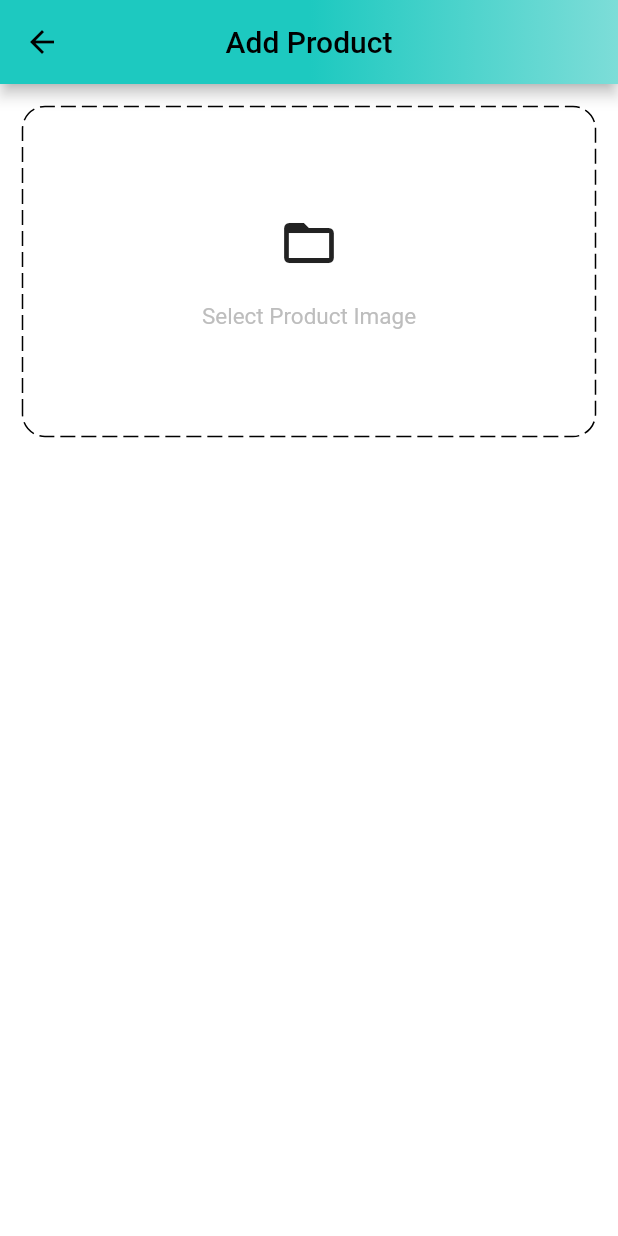
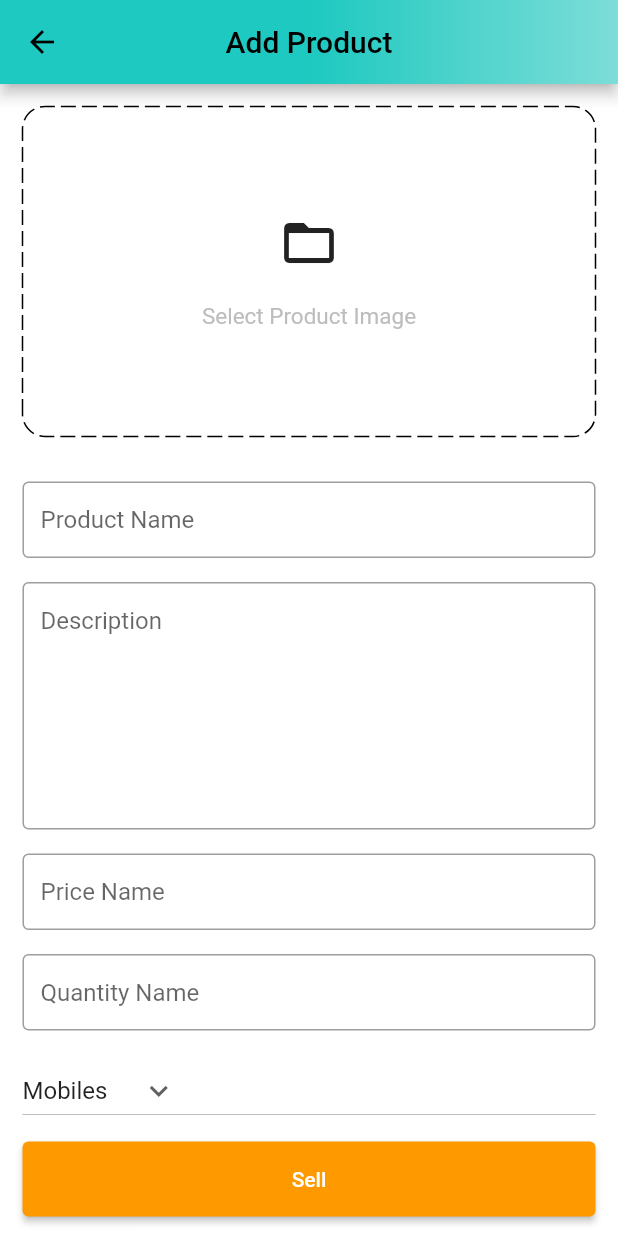
Before and after one commit to andikatp/Tokoku, a Flutter app: the AddProductScreen screen opened directly, on a phone screen of 412 x 824 dp. Run offline on Flutter 3.47's test engine with Material 2 defaults, Android fonts, the phone set to English and light mode, and no system bars; drawn by our look-alikes of dotted_border; our stand-ins replace badges, carousel_slider, flutter_screenutil, shared_preferences; accounts and stored records are empty.

Commit message:
finishing add product ui

```diff
--- a/lib/common/widgets/custom_textfield.dart
+++ b/lib/common/widgets/custom_textfield.dart
@@ -3,10 +3,12 @@ import 'package:flutter/material.dart';
 class CustomTextField extends StatelessWidget {
   final TextEditingController controller;
   final String hintText;
+  final int maxLines;
   const CustomTextField({
     Key? key,
     required this.controller,
     required this.hintText,
+    this.maxLines = 1,
   }) : super(key: key);
 
   @override
@@ -34,6 +36,7 @@ class CustomTextField extends StatelessWidget {
           hintText: hintText,
         ),
         onTapOutside: (event) => FocusScope.of(context).unfocus(),
+        maxLines: maxLines,
         validator: (value) {
           if (value == null || value.isEmpty) {
             return 'Please enter $hintText';
--- a/lib/features/admin/screens/add_product_screen.dart
+++ b/lib/features/admin/screens/add_product_screen.dart
@@ -1,3 +1,5 @@
+import 'package:amazon/common/widgets/custom_elevated_button.dart';
+import 'package:amazon/common/widgets/custom_textfield.dart';
 import 'package:amazon/constant/global_variable.dart';
 import 'package:dotted_border/dotted_border.dart';
 import 'package:flutter/material.dart';
@@ -10,6 +12,28 @@ class AddProductScreen extends StatefulWidget {
 }
 
 class _AddProductScreenState extends State<AddProductScreen> {
+  final TextEditingController _productName = TextEditingController();
+  final TextEditingController _description = TextEditingController();
+  final TextEditingController _price = TextEditingController();
+  final TextEditingController _quantity = TextEditingController();
+  String _category = 'Mobiles';
+  final List<String> _productCategories = [
+    'Mobiles',
+    'Essentials',
+    'Appliances',
+    'Books',
+    'Fashions',
+  ];
+
+  @override
+  void dispose() {
+    _productName.dispose();
+    _description.dispose();
+    _price.dispose();
+    _quantity.dispose();
+    super.dispose();
+  }
+
   @override
   Widget build(BuildContext context) {
     return Scaffold(
@@ -25,11 +49,14 @@ class _AddProductScreenState extends State<AddProductScreen> {
         ),
       ),
       body: SingleChildScrollView(
+        physics: const BouncingScrollPhysics(),
         padding: const EdgeInsets.all(15),
         child: Form(
           child: Column(
             children: [
-              DottedBorder(
+              Padding(
+                padding: const EdgeInsets.only(bottom: 30),
+                child: DottedBorder(
                   borderType: BorderType.RRect,
                   radius: const Radius.circular(15),
                   dashPattern: const [10, 4],
@@ -49,14 +76,39 @@ class _AddProductScreenState extends State<AddProductScreen> {
                           const SizedBox(height: 20),
                           Text(
                             'Select Product Image',
-                          style:
-                              TextStyle(fontSize: 15, color: Colors.grey[400]),
+                            style: TextStyle(
+                                fontSize: 15, color: Colors.grey[400]),
                           ),
                         ],
                       ),
                     ),
                   ),
                 ),
+              ),
+              CustomTextField(
+                  controller: _productName, hintText: 'Product Name'),
+              CustomTextField(
+                  controller: _description,
+                  hintText: 'Description',
+                  maxLines: 7),
+              CustomTextField(controller: _price, hintText: 'Price Name'),
+              CustomTextField(controller: _quantity, hintText: 'Quantity Name'),
+              SizedBox(
+                width: double.infinity,
+                child: DropdownButton(
+                  value: _category,
+                  icon: const Icon(Icons.keyboard_arrow_down),
+                  items: _productCategories
+                      .map((String item) =>
+                          DropdownMenuItem(value: item, child: Text(item)))
+                      .toList(),
+                  onChanged: (value) => setState(() => _category = value!),
+                ),
+              ),
+              Padding(
+                padding: const EdgeInsets.symmetric(vertical: 10),
+                child: CustomButton(text: 'Sell', onPressed: () {}),
+              )
             ],
           ),
         ),
--- a/lib/main.dart
+++ b/lib/main.dart
@@ -13,7 +13,7 @@ import 'package:provider/provider.dart';
 void main() {
   WidgetsFlutterBinding.ensureInitialized();
   SystemChrome.setEnabledSystemUIMode(SystemUiMode.manual,
-      overlays: [SystemUiOverlay.top]);
+      overlays: [SystemUiOverlay.top, SystemUiOverlay.bottom]);
   SystemChrome.setSystemUIOverlayStyle(
     const SystemUiOverlayStyle(statusBarColor: Colors.transparent),
   );
```
Lines whose indentation alone changed are shown as unchanged.
